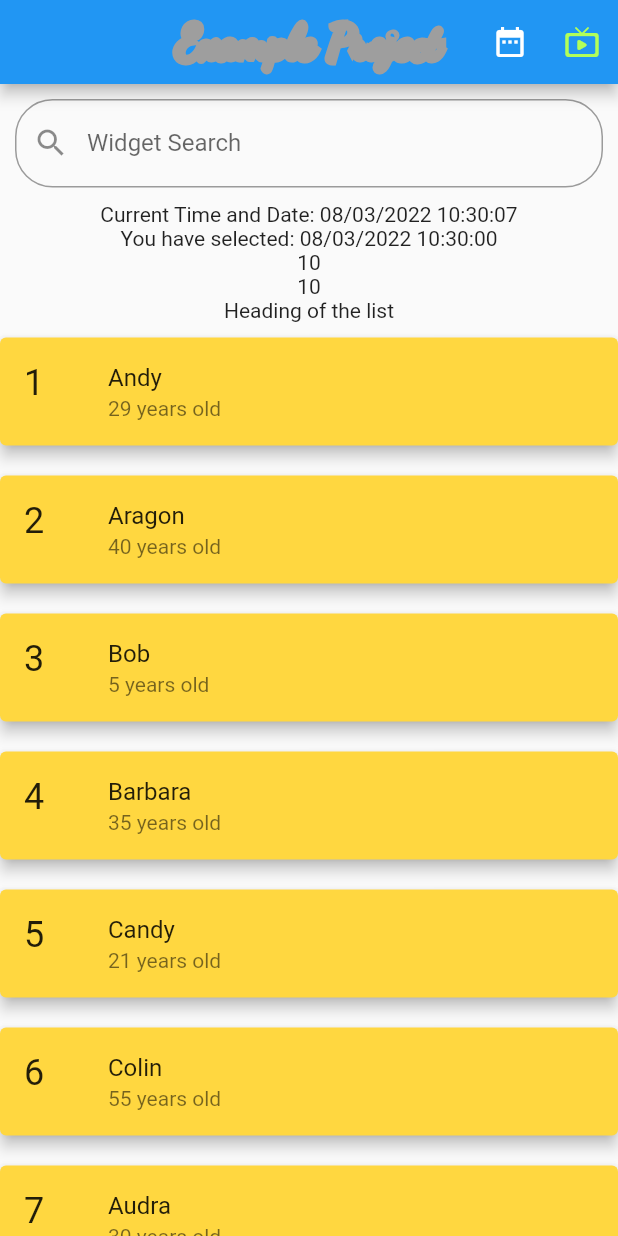
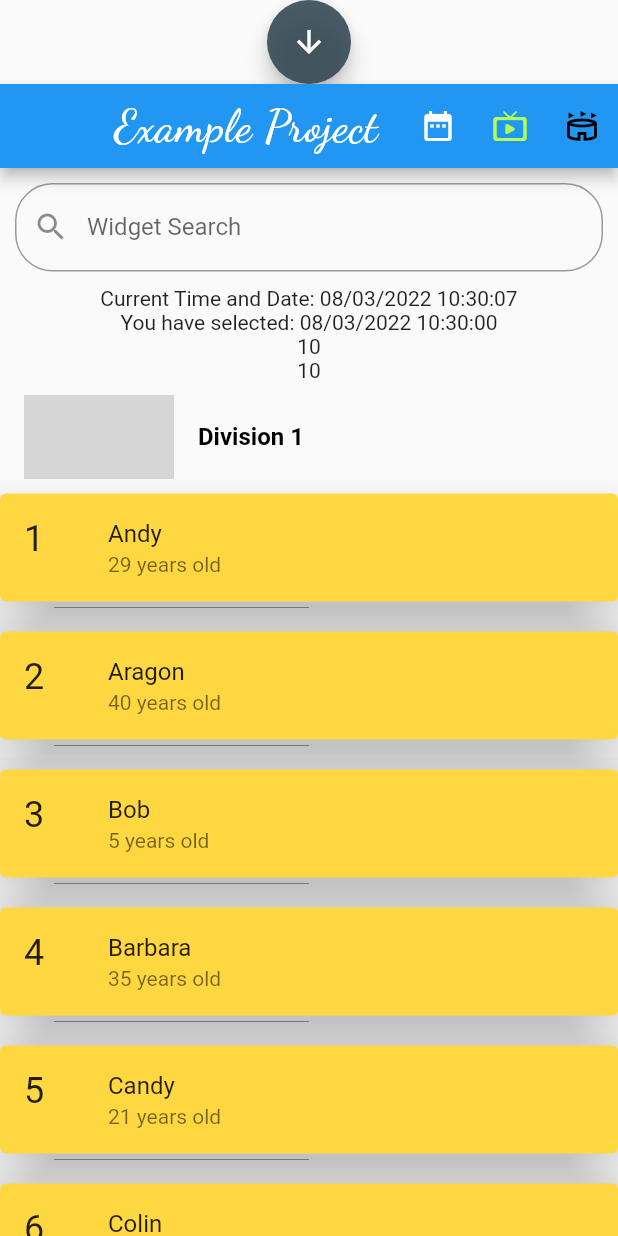
Before and after one commit to Hadjimamas/Testing_Project, a Flutter app: the screen it shows after launch, on a phone screen of 412 x 824 dp. Run offline on Flutter 3.47's test engine with Material 2 defaults, Android fonts, the phone set to English and light mode, and no system bars; our stand-ins replace google_fonts; network calls fail; grey boxes are pictures that could not be loaded.

Commit message:
Practice Project

```diff
--- a/lib/main.dart
+++ b/lib/main.dart
@@ -159,22 +159,35 @@ class _MyHomePage extends State<MyHomePage> {
 
   @override
   Widget build(BuildContext context) {
+    ScrollController listScrollController = ScrollController();
     //DateFormat formatterDate = DateFormat('dd/MM/yyyy');
     String newDate = _formatDateTime(selectedDate);
     return Column(
       children: [
+        FloatingActionButton(
+          backgroundColor: const Color(0xE2334753),
+          onPressed: () {
+            if (listScrollController.hasClients) {
+              final position = listScrollController.position.maxScrollExtent;
+              listScrollController.animateTo(
+                position,
+                duration: const Duration(seconds: 3),
+                curve: Curves.easeOut,
+              );
+            }
+          },
+          isExtended: true,
+          tooltip: "Scroll to Bottom",
+          child: const Icon(Icons.arrow_downward),
+        ),
         AppBar(
           title: Text(
             'Example Project',
             style: GoogleFonts.dancingScript(
-              textStyle: TextStyle(
-                //color: Colors.white,
+              textStyle: const TextStyle(
+                color: Colors.white,
                 letterSpacing: .5,
                 fontSize: 30,
-                foreground: Paint()
-                  ..style = PaintingStyle.stroke
-                  ..strokeWidth = 6
-                  ..color = Colors.grey,
               ),
             ),
           ),
@@ -190,6 +203,7 @@ class _MyHomePage extends State<MyHomePage> {
               ),
             ),
             IconButton(
+              tooltip: ' Bottom Sheet',
               icon: const Icon(
                 Icons.live_tv_rounded,
                 color: Colors.lightGreenAccent,
@@ -198,27 +212,19 @@ class _MyHomePage extends State<MyHomePage> {
                 modalBottomSheet(context);
               },
             ),
+            IconButton(
+              tooltip: ' Bottom Sheet',
+              icon: const Icon(
+                Icons.stadium_outlined,
+                color: Colors.black,
+              ),
+              onPressed: () {
+                modalBottomSheet(context);
+              },
+            ),
           ],
         ),
         search((value) => _runFilter(value), editingController),
-        //Search
-        /*
-        Padding(
-          padding: const EdgeInsets.all(10),
-          child: TextField(
-            onChanged: (value) => _runFilter(value),
-            controller: editingController,
-            decoration: const InputDecoration(
-
-                /// https://karthikponnam.medium.com/flutter-search-in-listview-1ffa40956685
-
-                labelText: "Search",
-                hintText: "Search",
-                prefixIcon: Icon(Icons.search),
-                border: OutlineInputBorder(
-                    borderRadius: BorderRadius.all(Radius.circular(25.0)))),
-          ),
-        ),*/
         Text("Current Time and Date: $_timeString"),
         Text("You have selected: $newDate"),
         //print(_foundUsers.length);
@@ -228,20 +234,37 @@ class _MyHomePage extends State<MyHomePage> {
         Expanded(
           child: Column(
             children: [
-              Row(
-                mainAxisAlignment: MainAxisAlignment.center,
-                children: const [
-                  Text("Heading of the list"),
-                ],
+              Padding(
+                padding: const EdgeInsets.only(top: 8.0),
+                child: Row(
+                  mainAxisAlignment: MainAxisAlignment.center,
+                  children: <Widget>[
+                    Expanded(
+                      child: ListTile(
+                        leading: Image.network(
+                          'https://flutter.github.io/assets-for-api-docs/assets/widgets/owl-2.jpg',
+                          height: 100.0,
+                          fit: BoxFit.fitHeight,
+                        ),
+                        title: const Text(
+                          "Division 1",
+                          style: TextStyle(
+                              fontWeight: FontWeight.w700, color: Colors.black),
+                        ),
+                      ),
+                    ),
+                  ],
+                ),
               ),
               Expanded(
                 child: _foundUsers.isNotEmpty
                     ? ListView.builder(
+                        controller: listScrollController,
                         itemCount: _foundUsers.length,
                         itemBuilder: (context, index) => Card(
                           key: ValueKey(_foundUsers[index]["id"]),
                           color: Colors.amberAccent,
-                          elevation: 4,
+                          elevation: 20,
                           margin: const EdgeInsets.symmetric(vertical: 10),
                           child: ListTile(
                             leading: Text(
```
Also changed, not shown: pubspec.lock.
